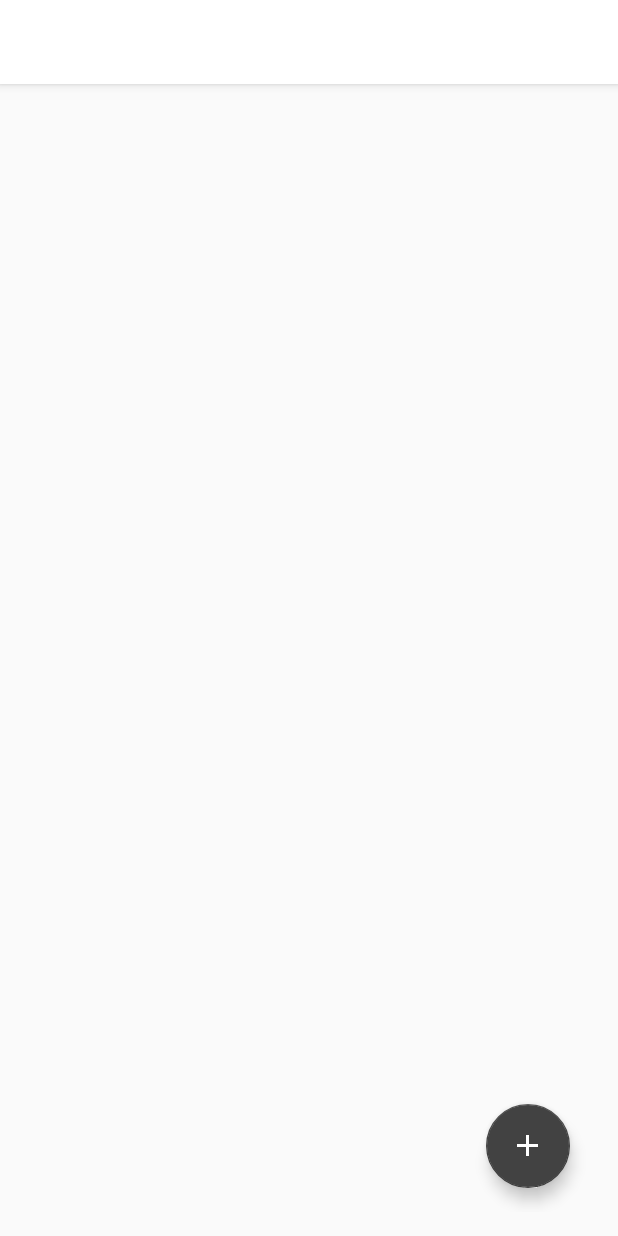
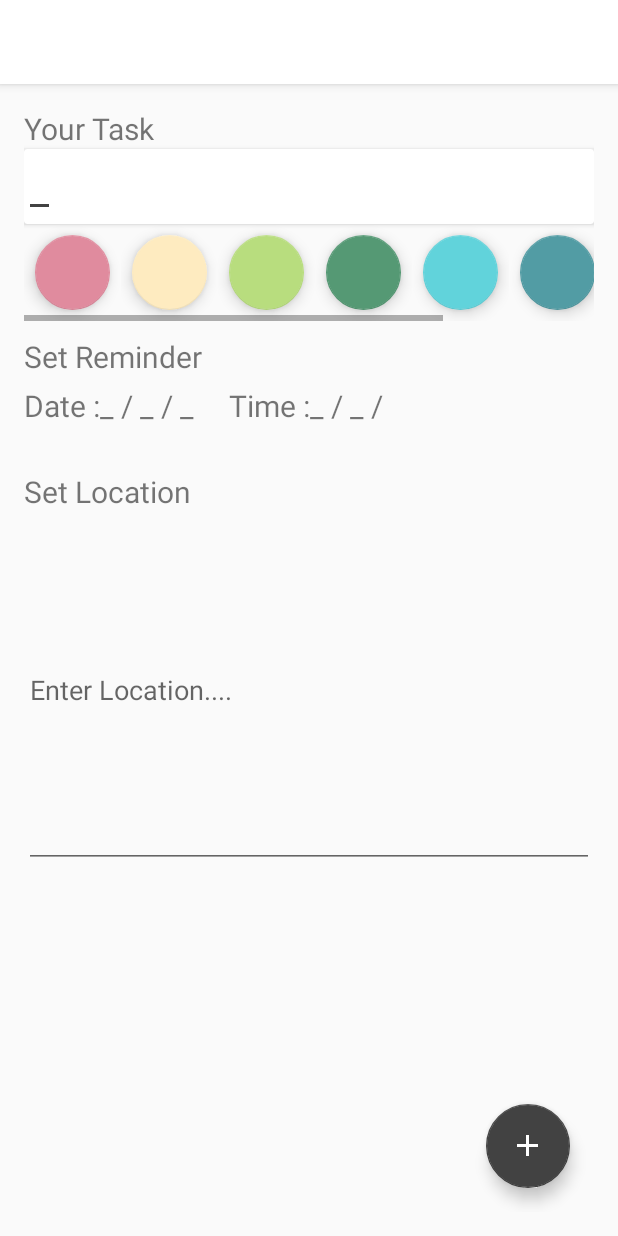
Before and after one commit to kelokchan/Cross-cross, an Android app: the AddToDoActivity screen opened directly, with no data from a screen before it, on a phone screen of 412 x 824 dp. Run offline under Robolectric (Android 15) with nearby library versions, the phone set to English and light mode, and no system bars.

Commit message:
#lawrence add to list

```diff
--- a/app/src/main/java/boochatech/cross_cross/AddToDoActivity.java
+++ b/app/src/main/java/boochatech/cross_cross/AddToDoActivity.java
@@ -2,6 +2,9 @@ package boochatech.cross_cross;
 
 import android.support.v7.app.AppCompatActivity;
 import android.os.Bundle;
+import android.support.v7.widget.DefaultItemAnimator;
+import android.support.v7.widget.LinearLayoutManager;
+import android.support.v7.widget.RecyclerView;
 
 public class AddToDoActivity extends AppCompatActivity {
 
@@ -9,5 +12,10 @@ public class AddToDoActivity extends AppCompatActivity {
     protected void onCreate(Bundle savedInstanceState) {
         super.onCreate(savedInstanceState);
         setContentView(R.layout.activity_add_to_do);
+        RecyclerView recyclerView = (RecyclerView) findViewById(R.id.color_picker);
+        LinearLayoutManager mLayoutManager = new LinearLayoutManager(this, LinearLayoutManager.HORIZONTAL, false);
+        recyclerView.setLayoutManager(mLayoutManager);
+        recyclerView.setItemAnimator(new DefaultItemAnimator());
+        recyclerView.setAdapter(new HorizontalColorPicker(this));
     }
 }
--- /dev/null
+++ b/app/src/main/java/boochatech/cross_cross/HorizontalColorPicker.java
@@ -0,0 +1,53 @@
+package boochatech.cross_cross;
+
+import android.content.Context;
+import android.content.res.ColorStateList;
+import android.support.design.widget.FloatingActionButton;
+import android.support.v7.widget.RecyclerView;
+import android.view.LayoutInflater;
+import android.view.View;
+import android.view.ViewGroup;
+
+import java.util.List;
+
+/**
+ * Created by Loh on 5/6/2016.
+ */
+public class HorizontalColorPicker extends RecyclerView.Adapter<HorizontalColorPicker.ViewHolder> {
+
+    Context context;
+    int[] colors;
+
+    public HorizontalColorPicker(Context context) {
+        this.context = context;
+        colors = context.getResources().getIntArray(R.array.color_list);
+    }
+
+
+
+    public class ViewHolder extends RecyclerView.ViewHolder {
+        FloatingActionButton fBtn;
+
+        public ViewHolder(View view) {
+            super(view);
+            fBtn = (FloatingActionButton) view.findViewById(R.id.color_ball);
+
+        }
+    }
+
+    @Override
+    public ViewHolder onCreateViewHolder(ViewGroup parent, int viewType) {
+        return new ViewHolder(LayoutInflater.from(parent.getContext())
+                .inflate(R.layout.item_color_ball, parent, false));
+    }
+
+    @Override
+    public void onBindViewHolder(ViewHolder holder, int position) {
+        holder.fBtn.setBackgroundTintList(ColorStateList.valueOf(colors[position]));
+    }
+
+    @Override
+    public int getItemCount() {
+        return colors.length;
+    }
+}
--- a/app/src/main/res/layout/activity_add_to_do.xml
+++ b/app/src/main/res/layout/activity_add_to_do.xml
@@ -11,7 +11,61 @@
 
     <LinearLayout
         android:layout_width="match_parent"
-        android:layout_height="match_parent">
+        android:layout_height="match_parent"
+        android:orientation="vertical">
+
+        <TextView
+            android:layout_width="wrap_content"
+            android:layout_height="wrap_content"
+            android:text="Your Task"
+            android:textSize="20sp"/>
+
+        <android.support.v7.widget.CardView
+            android:layout_width="match_parent"
+            android:id="@+id/card_editText"
+            android:layout_height="50dp">
+
+            <EditText
+                android:layout_width="wrap_content"
+                android:layout_height="wrap_content" />
+
+        </android.support.v7.widget.CardView>
+
+        <android.support.v7.widget.RecyclerView
+            android:id="@+id/color_picker"
+            android:layout_width="match_parent"
+            android:layout_height="wrap_content"
+            android:scrollbars="horizontal"
+            android:layout_below="@+id/card_editText"/>
+
+
+        <TextView
+            android:layout_width="wrap_content"
+            android:layout_height="wrap_content"
+            android:text="Set Reminder"
+            android:paddingTop="10dp"
+            android:textSize="20sp"/>
+
+        <TextView
+            android:layout_width="wrap_content"
+            android:layout_height="wrap_content"
+            android:paddingTop="5dp"
+            android:textSize="20sp"
+            android:text="Date :_ / _ / _     Time :_ / _ /"/>
+
+        <TextView
+            android:layout_width="wrap_content"
+            android:layout_height="wrap_content"
+            android:text="Set Location "
+            android:paddingTop="30dp"
+            android:textSize="20sp"/>
+
+        <EditText
+            android:lines="10"
+            android:layout_width="match_parent"
+            android:layout_height="wrap_content"
+            android:hint="Enter Location...."/>
+
 
 
     </LinearLayout>
--- /dev/null
+++ b/app/src/main/res/layout/item_color_ball.xml
@@ -0,0 +1,12 @@
+<?xml version="1.0" encoding="utf-8"?>
+<LinearLayout xmlns:android="http://schemas.android.com/apk/res/android"
+    android:orientation="vertical" android:layout_width="wrap_content"
+    android:layout_height="wrap_content">
+
+    <android.support.design.widget.FloatingActionButton
+        android:layout_width="50dp"
+        android:layout_margin="7dp"
+        android:id="@+id/color_ball"
+        android:layout_height="50dp" />
+
+</LinearLayout>
--- a/app/src/main/res/values/colors.xml
+++ b/app/src/main/res/values/colors.xml
@@ -3,4 +3,25 @@
     <color name="colorPrimary">#fff</color>
     <color name="colorPrimaryDark">#000</color>
     <color name="colorAccent">#424242</color>
+
+    <color name="color1">#E08B9E</color>
+    <color name="color2">#F29B88</color>
+    <color name="color3">#FEEBC0</color>
+    <color name="color4">#B8DD7E</color>
+    <color name="color5">#559974</color>
+    <color name="color6">#61D3DB</color>
+    <color name="color7">#529CA4</color>
+    <color name="color8">#506DA4</color>
+
+    <string-array name="color_list">
+        <item>@color/color1</item>
+        <item>@color/color3</item>
+        <item>@color/color4</item>
+        <item>@color/color5</item>
+        <item>@color/color6</item>
+        <item>@color/color7</item>
+        <item>@color/color8</item>
+        <item>@color/color2</item>
+    </string-array>
+
 </resources>
```
